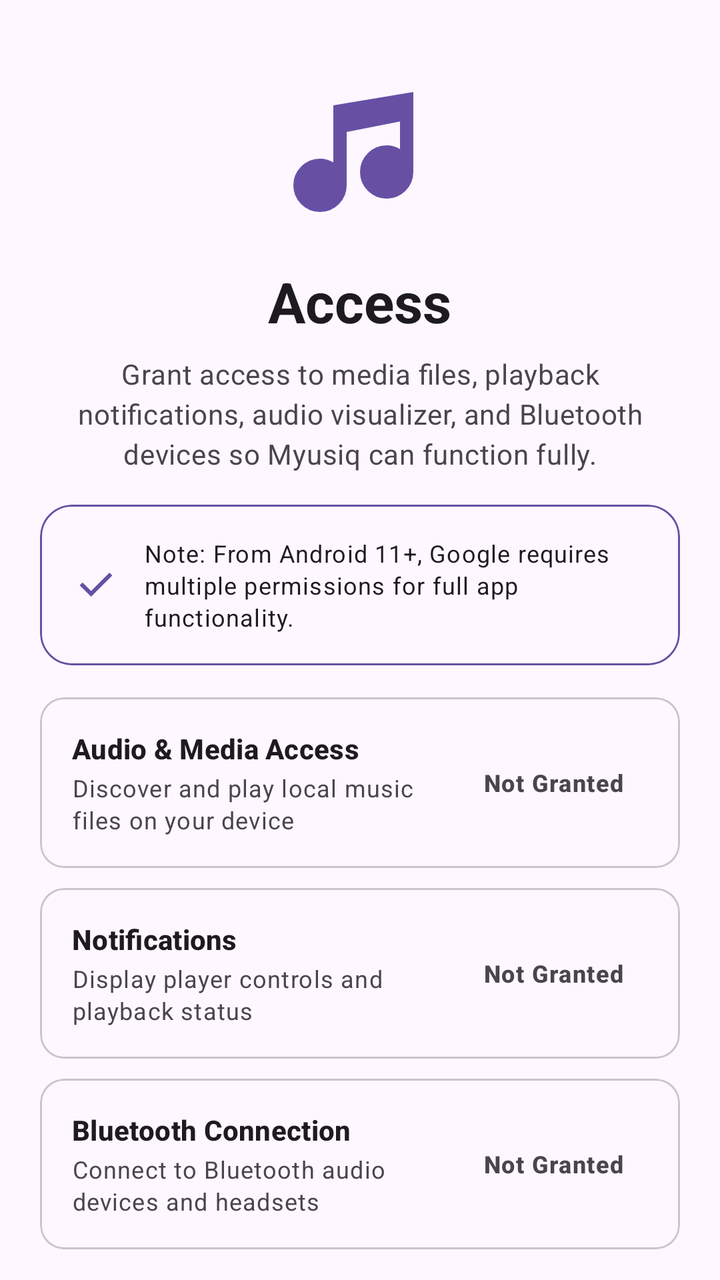
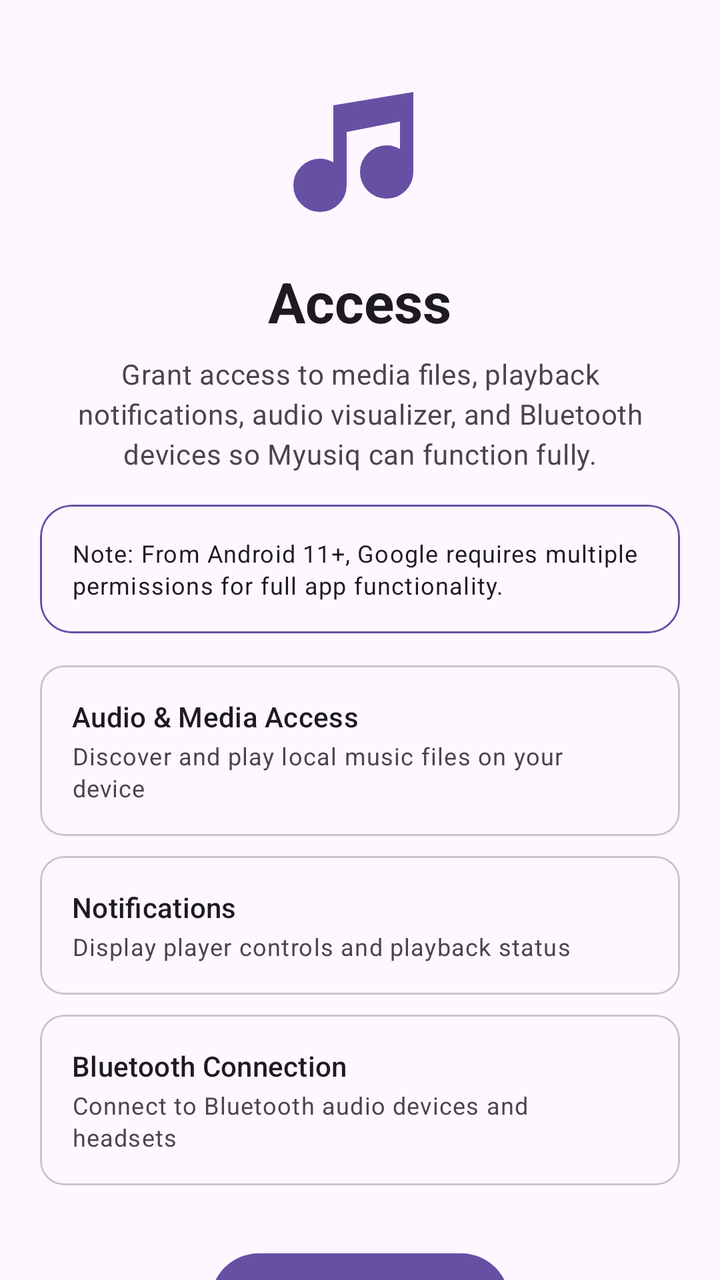

Two renders of the same Android screen: before a commit and after it. Below are the layout's source before the change and the commit's diff.
<!-- AndroidManifest.xml: application theme Theme_Myusiq -->
<!-- res/layout/fragment_setup_permission.xml -->
<?xml version="1.0" encoding="utf-8"?>
<androidx.core.widget.NestedScrollView xmlns:android="http://schemas.android.com/apk/res/android"
    xmlns:app="http://schemas.android.com/apk/res-auto"
    android:layout_width="match_parent"
    android:layout_height="match_parent"
    android:fillViewport="true">

    <LinearLayout
        android:layout_width="match_parent"
        android:layout_height="wrap_content"
        android:orientation="vertical"
        android:padding="20dp">

        <ImageView
            android:id="@+id/ivPermissionIllustration"
            android:layout_width="80dp"
            android:layout_height="80dp"
            android:layout_gravity="center_horizontal"
            android:layout_marginTop="16dp"
            android:src="@drawable/ic_music_note_2"
            app:tint="?attr/colorPrimary" />

        <TextView
            android:id="@+id/tvPermissionTitle"
            android:layout_width="wrap_content"
            android:layout_height="wrap_content"
            android:layout_gravity="center_horizontal"
            android:layout_marginTop="16dp"
            android:text="@string/step_access"
            android:textAppearance="?attr/textAppearanceHeadlineMedium"
            android:textStyle="bold" />

        <TextView
            android:id="@+id/tvPermissionDesc"
            android:layout_width="match_parent"
            android:layout_height="wrap_content"
            android:layout_marginTop="8dp"
            android:gravity="center"
            android:text="@string/all_permissions_desc"
            android:textAppearance="?attr/textAppearanceBodyMedium"
            android:textColor="?attr/colorOnSurfaceVariant" />

        
        <com.google.android.material.card.MaterialCardView
            android:id="@+id/cardAndroid11Notice"
            android:layout_width="match_parent"
            android:layout_height="wrap_content"
            android:layout_marginTop="16dp"
            app:cardCornerRadius="16dp"
            app:cardElevation="0dp"
            app:strokeColor="?attr/colorPrimary"
            app:strokeWidth="1dp">

            <LinearLayout
                android:layout_width="match_parent"
                android:layout_height="wrap_content"
                android:orientation="horizontal"
                android:padding="16dp"
                android:gravity="center_vertical">

                <ImageView
                    android:layout_width="24dp"
                    android:layout_height="24dp"
                    android:src="@drawable/ic_check"
                    app:tint="?attr/colorPrimary" />

                <TextView
                    android:id="@+id/tvAndroid11Notice"
                    android:layout_width="0dp"
                    android:layout_height="wrap_content"
                    android:layout_weight="1"
                    android:layout_marginStart="12dp"
                    android:text="@string/android_11_google_permission_notice"
                    android:textAppearance="?attr/textAppearanceBodySmall"
                    android:textColor="?attr/colorOnSurface" />
            </LinearLayout>
        </com.google.android.material.card.MaterialCardView>

        
        <LinearLayout
            android:layout_width="match_parent"
            android:layout_height="wrap_content"
            android:layout_marginTop="16dp"
            android:orientation="vertical">

            
            <com.google.android.material.card.MaterialCardView
                android:id="@+id/cardMedia"
                android:layout_width="match_parent"
                android:layout_height="wrap_content"
                android:layout_marginBottom="10dp"
                android:clickable="true"
                android:focusable="true"
                app:cardCornerRadius="12dp"
                app:cardElevation="0dp"
                app:strokeWidth="1dp">

                <RelativeLayout
                    android:layout_width="match_parent"
                    android:layout_height="wrap_content"
                    android:padding="16dp">

                    <LinearLayout
                        android:layout_width="match_parent"
                        android:layout_height="wrap_content"
                        android:layout_toStartOf="@id/tvStatusMedia"
                        android:orientation="vertical">

                        <TextView
                            android:layout_width="wrap_content"
                            android:layout_height="wrap_content"
                            android:text="@string/perm_media_title"
                            android:textAppearance="?attr/textAppearanceTitleSmall"
                            android:textStyle="bold" />

                        <TextView
                            android:layout_width="wrap_content"
                            android:layout_height="wrap_content"
                            android:layout_marginTop="2dp"
                            android:text="@string/perm_media_desc"
                            android:textAppearance="?attr/textAppearanceBodySmall"
                            android:textColor="?attr/colorOnSurfaceVariant" />
                    </LinearLayout>

                    <TextView
                        android:id="@+id/tvStatusMedia"
                        android:layout_width="wrap_content"
                        android:layout_height="wrap_content"
                        android:layout_alignParentEnd="true"
                        android:layout_centerVertical="true"
                        android:paddingHorizontal="12dp"
                        android:paddingVertical="6dp"
                        android:text="@string/perm_status_pending"
                        android:textAppearance="?attr/textAppearanceLabelMedium"
                        android:textStyle="bold" />
                </RelativeLayout>
            </com.google.android.material.card.MaterialCardView>

            
            <com.google.android.material.card.MaterialCardView
                android:id="@+id/cardNotif"
                android:layout_width="match_parent"
                android:layout_height="wrap_content"
                android:layout_marginBottom="10dp"
                android:clickable="true"
                android:focusable="true"
                app:cardCornerRadius="12dp"
                app:cardElevation="0dp"
                app:strokeWidth="1dp">

                <RelativeLayout
                    android:layout_width="match_parent"
                    android:layout_height="wrap_content"
                    android:padding="16dp">

                    <LinearLayout
                        android:layout_width="match_parent"
                        android:layout_height="wrap_content"
                        android:layout_toStartOf="@id/tvStatusNotif"
                        android:orientation="vertical">

                        <TextView
                            android:layout_width="wrap_content"
                            android:layout_height="wrap_content"
                            android:text="@string/perm_notif_title"
                            android:textAppearance="?attr/textAppearanceTitleSmall"
                            android:textStyle="bold" />

                        <TextView
                            android:layout_width="wrap_content"
                            android:layout_height="wrap_content"
                            android:layout_marginTop="2dp"
                            android:text="@string/perm_notif_desc"
                            android:textAppearance="?attr/textAppearanceBodySmall"
                            android:textColor="?attr/colorOnSurfaceVariant" />
                    </LinearLayout>

                    <TextView
                        android:id="@+id/tvStatusNotif"
                        android:layout_width="wrap_content"
                        android:layout_height="wrap_content"
                        android:layout_alignParentEnd="true"
                        android:layout_centerVertical="true"
                        android:paddingHorizontal="12dp"
                        android:paddingVertical="6dp"
                        android:text="@string/perm_status_pending"
                        android:textAppearance="?attr/textAppearanceLabelMedium"
                        android:textStyle="bold" />
                </RelativeLayout>
            </com.google.android.material.card.MaterialCardView>

            
            <com.google.android.material.card.MaterialCardView
                android:id="@+id/cardBluetooth"
                android:layout_width="match_parent"
                android:layout_height="wrap_content"
                android:layout_marginBottom="10dp"
                android:clickable="true"
                android:focusable="true"
                app:cardCornerRadius="12dp"
                app:cardElevation="0dp"
                app:strokeWidth="1dp">

                <RelativeLayout
                    android:layout_width="match_parent"
                    android:layout_height="wrap_content"
                    android:padding="16dp">

                    <LinearLayout
                        android:layout_width="match_parent"
                        android:layout_height="wrap_content"
                        android:layout_toStartOf="@id/tvStatusBt"
                        android:orientation="vertical">

                        <TextView
                            android:layout_width="wrap_content"
                            android:layout_height="wrap_content"
                            android:text="@string/perm_bt_title"
                            android:textAppearance="?attr/textAppearanceTitleSmall"
                            android:textStyle="bold" />

                        <TextView
                            android:layout_width="wrap_content"
                            android:layout_height="wrap_content"
                            android:layout_marginTop="2dp"
                            android:text="@string/perm_bt_desc"
                            android:textAppearance="?attr/textAppearanceBodySmall"
                            android:textColor="?attr/colorOnSurfaceVariant" />
                    </LinearLayout>

                    <TextView
                        android:id="@+id/tvStatusBt"
                        android:layout_width="wrap_content"
                        android:layout_height="wrap_content"
                        android:layout_alignParentEnd="true"
                        android:layout_centerVertical="true"
                        android:paddingHorizontal="12dp"
                        android:paddingVertical="6dp"
                        android:text="@string/perm_status_pending"
                        android:textAppearance="?attr/textAppearanceLabelMedium"
                        android:textStyle="bold" />
                </RelativeLayout>
            </com.google.android.material.card.MaterialCardView>

        </LinearLayout>

        <com.google.android.material.button.MaterialButton
            android:id="@+id/btnGrantPermission"
            android:layout_width="wrap_content"
            android:layout_height="56dp"
            android:layout_gravity="center_horizontal"
            android:layout_marginTop="20dp"
            android:layout_marginBottom="20dp"
            android:paddingHorizontal="32dp"
            android:text="@string/grant_access"
            app:cornerRadius="28dp" />

    </LinearLayout>
</androidx.core.widget.NestedScrollView>
<!-- resources referenced by this layout -->
<resources>
  <!-- drawable ic_check (drawable) -->
  <vector xmlns:android="http://schemas.android.com/apk/res/android" android:height="24dp" android:tint="#000000" android:viewportHeight="960" android:viewportWidth="960" android:width="24dp">
  
      <path android:fillColor="@android:color/white" android:pathData="M382,720L154,492L211,435L382,606L749,239L806,296L382,720Z"/>
  
  </vector>
  <!-- drawable ic_music_note_2 (drawable) -->
  <vector xmlns:android="http://schemas.android.com/apk/res/android"
      android:width="24dp"
      android:height="24dp"
      android:viewportWidth="960"
      android:viewportHeight="960"
      android:tint="?attr/colorOnSurfaceVariant">
        
      <path android:fillColor="@android:color/white" android:pathData="M127,793Q80,746 80,680Q80,614 127,567Q174,520 240,520Q263,520 282.5,525.5Q302,531 320,542L320,200L800,120L800,600Q800,666 753,713Q706,760 640,760Q574,760 527,713Q480,666 480,600Q480,534 527,487Q574,440 640,440Q663,440 682.5,445.5Q702,451 720,462L720,297L400,360L400,680Q400,746 353,793Q306,840 240,840Q174,840 127,793Z"/>
      
  </vector>
  <string name="all_permissions_desc">Grant access to media files, playback notifications, audio visualizer, and Bluetooth devices so Myusiq can function fully.</string>
  <string name="android_11_google_permission_notice">Note: From Android 11+, Google requires multiple permissions for full app functionality.</string>
  <string name="grant_access">Grant Access</string>
  <string name="perm_bt_desc">Connect to Bluetooth audio devices and headsets</string>
  <string name="perm_bt_title">Bluetooth Connection</string>
  <string name="perm_media_desc">Discover and play local music files on your device</string>
  <string name="perm_media_title">Audio &amp; Media Access</string>
  <string name="perm_notif_desc">Display player controls and playback status</string>
  <string name="perm_notif_title">Notifications</string>
  <string name="perm_status_pending">Not Granted</string>
  <string name="step_access">Access</string>
  <style name="Theme_Myusiq" parent="Base.Theme_Myusiq">
          <item name="colorPrimary">@color/md_theme_default_primary</item>
      </style>
  <style name="Base.Theme_Myusiq" parent="Theme.Material3.DayNight.NoActionBar">
          <item name="android:navigationBarColor">@android:color/transparent</item>
          <item name="android:statusBarColor">@android:color/transparent</item>
          <item name="android:windowTranslucentStatus">false</item>
          <item name="android:windowTranslucentNavigation">false</item>
          <item name="android:windowDrawsSystemBarBackgrounds">true</item>
      </style>
  <color name="md_theme_default_primary">#6750A4</color>
</resources>

<!-- the commit's change to res/layout/fragment_setup_permission.xml (unified diff, before → after) -->
@@ -17,6 +17,7 @@
             android:layout_height="80dp"
             android:layout_gravity="center_horizontal"
             android:layout_marginTop="16dp"
+            android:contentDescription="@null"
             android:src="@drawable/ic_music_note_2"
             app:tint="?attr/colorPrimary" />
 
@@ -54,22 +55,14 @@
             <LinearLayout
                 android:layout_width="match_parent"
                 android:layout_height="wrap_content"
+                android:gravity="center_vertical"
                 android:orientation="horizontal"
-                android:padding="16dp"
-                android:gravity="center_vertical">
-
-                <ImageView
-                    android:layout_width="24dp"
-                    android:layout_height="24dp"
-                    android:src="@drawable/ic_check"
-                    app:tint="?attr/colorPrimary" />
+                android:padding="16dp">
 
                 <TextView
                     android:id="@+id/tvAndroid11Notice"
-                    android:layout_width="0dp"
-                    android:layout_height="wrap_content"
-                    android:layout_weight="1"
-                    android:layout_marginStart="12dp"
+                    android:layout_width="match_parent"
+                    android:layout_height="wrap_content"
                     android:text="@string/android_11_google_permission_notice"
                     android:textAppearance="?attr/textAppearanceBodySmall"
                     android:textColor="?attr/colorOnSurface" />
@@ -107,13 +100,14 @@
                         android:orientation="vertical">
 
                         <TextView
+                            android:id="@+id/tvMediaTitle"
                             android:layout_width="wrap_content"
                             android:layout_height="wrap_content"
                             android:text="@string/perm_media_title"
-                            android:textAppearance="?attr/textAppearanceTitleSmall"
-                            android:textStyle="bold" />
-
-                        <TextView
+                            android:textAppearance="?attr/textAppearanceTitleSmall" />
+
+                        <TextView
+                            android:id="@+id/tvMediaDesc"
                             android:layout_width="wrap_content"
                             android:layout_height="wrap_content"
                             android:layout_marginTop="2dp"
@@ -130,7 +124,6 @@
                         android:layout_centerVertical="true"
                         android:paddingHorizontal="12dp"
                         android:paddingVertical="6dp"
-                        android:text="@string/perm_status_pending"
                         android:textAppearance="?attr/textAppearanceLabelMedium"
                         android:textStyle="bold" />
                 </RelativeLayout>
@@ -160,13 +153,14 @@
                         android:orientation="vertical">
 
                         <TextView
+                            android:id="@+id/tvNotifTitle"
                             android:layout_width="wrap_content"
                             android:layout_height="wrap_content"
                             android:text="@string/perm_notif_title"
-                            android:textAppearance="?attr/textAppearanceTitleSmall"
-                            android:textStyle="bold" />
-
-                        <TextView
+                            android:textAppearance="?attr/textAppearanceTitleSmall" />
+
+                        <TextView
+                            android:id="@+id/tvNotifDesc"
                             android:layout_width="wrap_content"
                             android:layout_height="wrap_content"
                             android:layout_marginTop="2dp"
@@ -183,7 +177,6 @@
                         android:layout_centerVertical="true"
                         android:paddingHorizontal="12dp"
                         android:paddingVertical="6dp"
-                        android:text="@string/perm_status_pending"
                         android:textAppearance="?attr/textAppearanceLabelMedium"
                         android:textStyle="bold" />
                 </RelativeLayout>
@@ -213,13 +206,14 @@
                         android:orientation="vertical">
 
                         <TextView
+                            android:id="@+id/tvBtTitle"
                             android:layout_width="wrap_content"
                             android:layout_height="wrap_content"
                             android:text="@string/perm_bt_title"
-                            android:textAppearance="?attr/textAppearanceTitleSmall"
-                            android:textStyle="bold" />
-
-                        <TextView
+                            android:textAppearance="?attr/textAppearanceTitleSmall" />
+
+                        <TextView
+                            android:id="@+id/tvBtDesc"
                             android:layout_width="wrap_content"
                             android:layout_height="wrap_content"
                             android:layout_marginTop="2dp"
@@ -236,7 +230,6 @@
                         android:layout_centerVertical="true"
                         android:paddingHorizontal="12dp"
                         android:paddingVertical="6dp"
-                        android:text="@string/perm_status_pending"
                         android:textAppearance="?attr/textAppearanceLabelMedium"
                         android:textStyle="bold" />
                 </RelativeLayout>
<!-- resource entries referenced after the edit -->
@@ -1,11 +1,5 @@
 <!-- resources referenced by this layout -->
 <resources>
-  <!-- drawable ic_check (drawable) -->
-  <vector xmlns:android="http://schemas.android.com/apk/res/android" android:height="24dp" android:tint="#000000" android:viewportHeight="960" android:viewportWidth="960" android:width="24dp">
-  
-      <path android:fillColor="@android:color/white" android:pathData="M382,720L154,492L211,435L382,606L749,239L806,296L382,720Z"/>
-  
-  </vector>
   <!-- drawable ic_music_note_2 (drawable) -->
   <vector xmlns:android="http://schemas.android.com/apk/res/android"
       android:width="24dp"
@@ -26,7 +20,6 @@
   <string name="perm_media_title">Audio &amp; Media Access</string>
   <string name="perm_notif_desc">Display player controls and playback status</string>
   <string name="perm_notif_title">Notifications</string>
-  <string name="perm_status_pending">Not Granted</string>
   <string name="step_access">Access</string>
   <style name="Theme_Myusiq" parent="Base.Theme_Myusiq">
           <item name="colorPrimary">@color/md_theme_default_primary</item>
